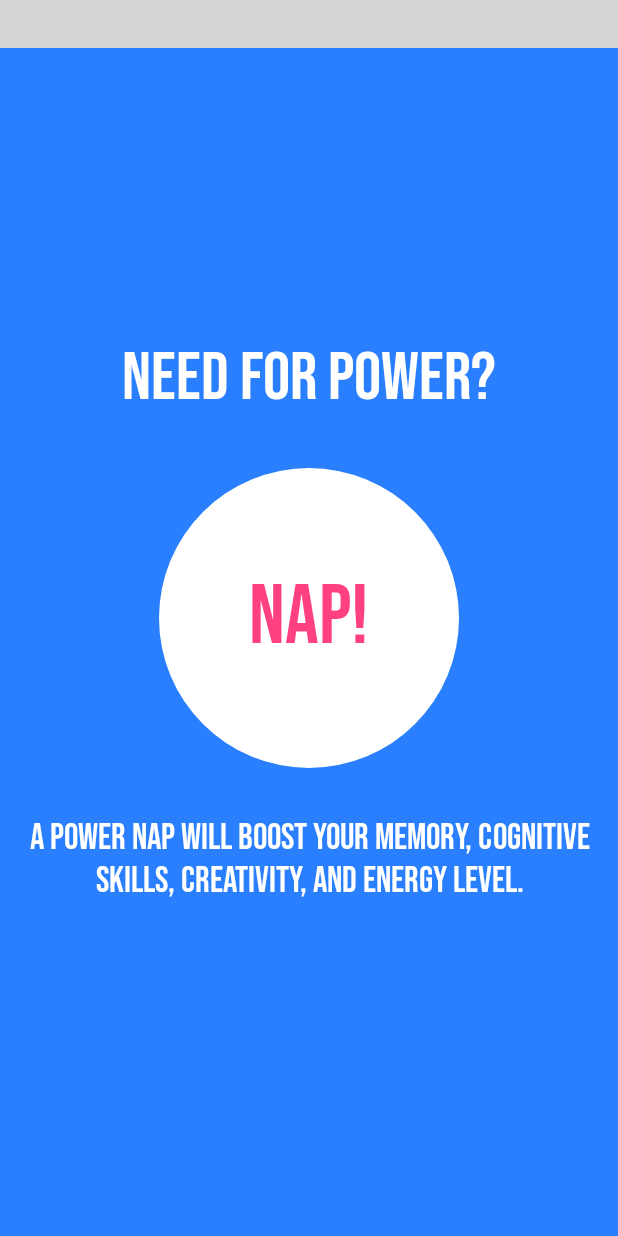
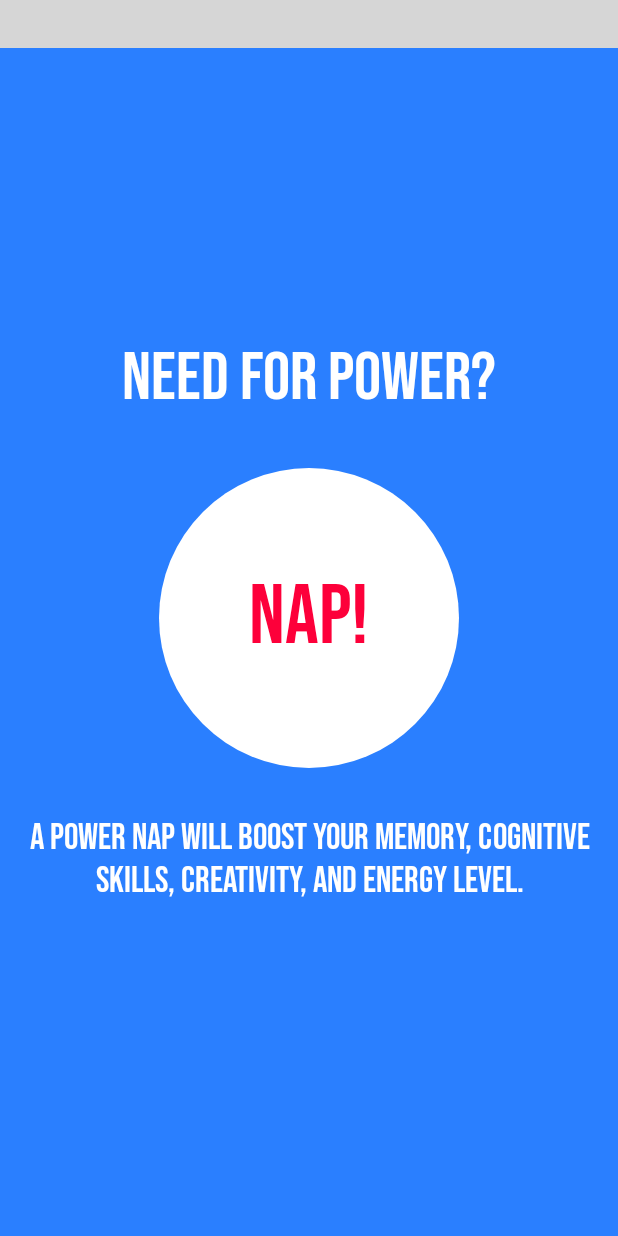
Before and after one commit to roberto-o-r/power-nap-android, an Android app: the screen it shows after launch (StartActivity), on a phone screen of 412 x 824 dp. Run offline under Robolectric (Android 15) with nearby library versions, the phone set to English and light mode, and no system bars; libraries missing offline, so code that uses them is left out: com.github.stkent.amplify; plain views replace DefaultLayoutPromptView; 3 statements that could not run were skipped; grey boxes are pictures that could not be loaded.

Commit message:
User power color for button on Start screen

```diff
--- a/app/src/main/res/layout/fragment_start.xml
+++ b/app/src/main/res/layout/fragment_start.xml
@@ -32,7 +32,7 @@
         android:text="@string/start_nap_button"
         android:textAlignment="center"
         android:textAppearance="@style/Display3"
-        android:textColor="@color/colorAccent" />
+        android:textColor="@color/power" />
 
     <TextView
         android:layout_width="match_parent"
```
